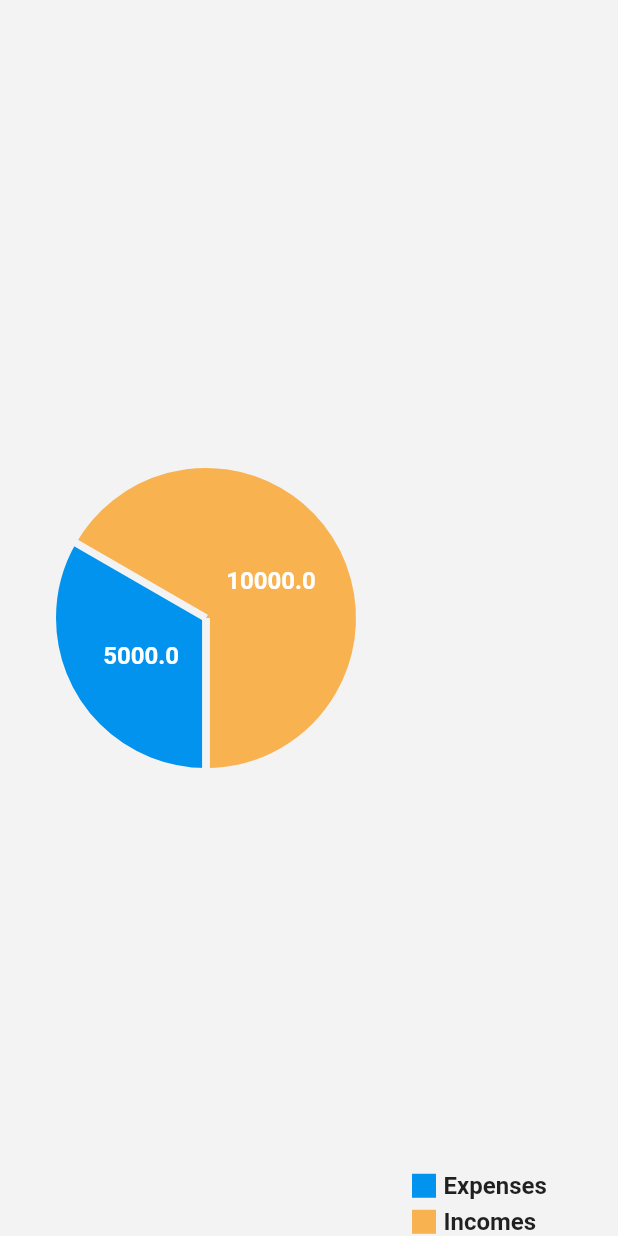
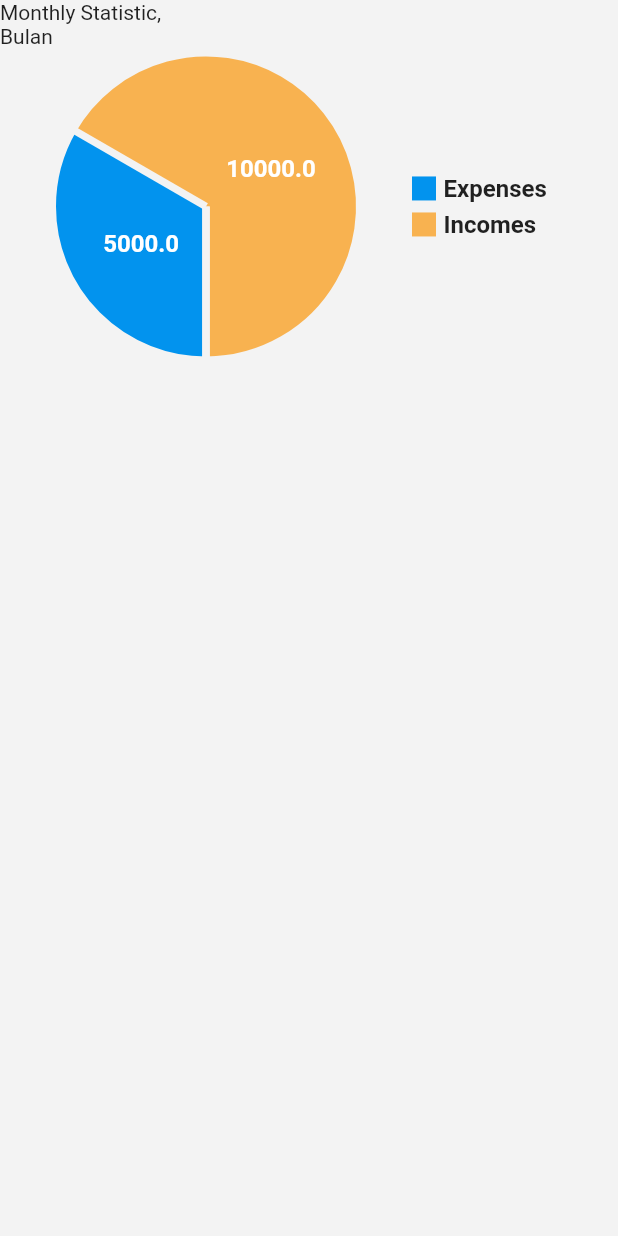
Before and after one commit to IWayanSugiana/cash_flow_journal, a Flutter app: the PieChartWidget widget shown alone on an empty page, opened directly, on a phone screen of 412 x 824 dp. Run offline on Flutter 3.47's test engine with Material 2 defaults, Android fonts, the phone set to English and light mode, and no system bars; drawn by our look-alikes of fl_chart; our stand-ins replace animate_do, firebase_auth, firebase_core, google_fonts, shared_preferences; missing offline and left inert: android_alarm_manager_plus; accounts and stored records are empty; network calls fail.

Commit message:
update pie chart widget

```diff
--- a/lib/interface/widget/pie_chart.dart
+++ b/lib/interface/widget/pie_chart.dart
@@ -6,12 +6,17 @@ class PieChartWidget extends StatelessWidget {
 
   @override
   Widget build(BuildContext context) {
-    return Row(
+    return Column(
+      crossAxisAlignment: CrossAxisAlignment.start,
+      children: [
+        Text('Monthly Statistic,'),
+        Text('Bulan'),
+        Row(
           children: [
             Expanded(
               flex: 2,
               child: AspectRatio(
-            aspectRatio: 1,
+                aspectRatio: 1.3,
                 child: PieChart(
                   PieChartData(
                       borderData: FlBorderData(
@@ -41,6 +46,8 @@ class PieChartWidget extends StatelessWidget {
                   ),
                 ],
               ),
+            ),
+          ],
         ),
       ],
     );
```
Lines whose indentation alone changed are shown as unchanged.
